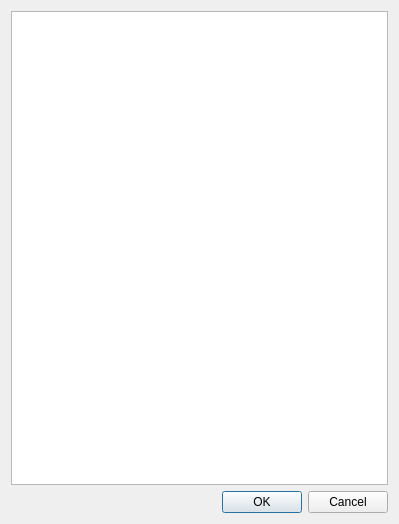
The window that UI/UIFiles/opciones.ui (celiacintas/popeye) describes before a commit, drawn with Qt 5.
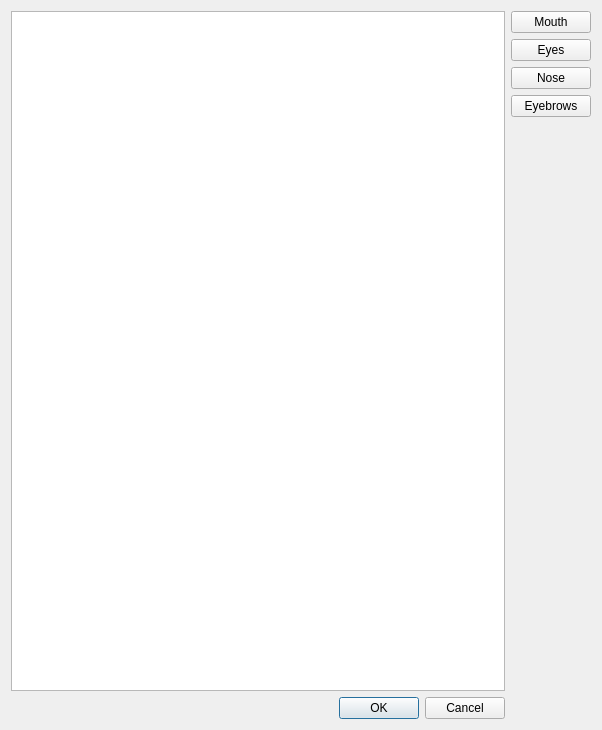
The same window after the commit. Icons and pictures are not drawn.

Commit message: adding pre selected buttons, missing mirsha's icons

Patch:
```diff
--- a/UI/UIFiles/opciones.ui
+++ b/UI/UIFiles/opciones.ui
@@ -6,8 +6,8 @@
    <rect>
     <x>0</x>
     <y>0</y>
-    <width>399</width>
-    <height>524</height>
+    <width>602</width>
+    <height>730</height>
    </rect>
   </property>
   <property name="windowTitle">
@@ -17,20 +17,10 @@
    <iconset>
     <normaloff>../../../../../.designer/Icons/test.png</normaloff>../../../../../.designer/Icons/test.png</iconset>
   </property>
-  <layout class="QVBoxLayout" name="verticalLayout_2">
-   <item>
-    <layout class="QVBoxLayout" name="verticalLayout">
-     <item>
-      <widget class="QGraphicsView" name="graphicsView">
-       <property name="minimumSize">
-        <size>
-         <width>0</width>
-         <height>0</height>
-        </size>
-       </property>
-      </widget>
-     </item>
-     <item>
+  <layout class="QGridLayout" name="gridLayout_2">
+   <item row="0" column="0">
+    <layout class="QGridLayout" name="gridLayout">
+     <item row="2" column="0">
       <widget class="QDialogButtonBox" name="buttonBox">
        <property name="sizePolicy">
         <sizepolicy hsizetype="Expanding" vsizetype="Fixed">
@@ -64,6 +54,61 @@
        </property>
       </widget>
      </item>
+     <item row="1" column="1" rowspan="2">
+      <spacer name="verticalSpacer">
+       <property name="orientation">
+        <enum>Qt::Vertical</enum>
+       </property>
+       <property name="sizeHint" stdset="0">
+        <size>
+         <width>20</width>
+         <height>68</height>
+        </size>
+       </property>
+      </spacer>
+     </item>
+     <item row="0" column="0" rowspan="2">
+      <widget class="QGraphicsView" name="graphicsView">
+       <property name="minimumSize">
+        <size>
+         <width>0</width>
+         <height>0</height>
+        </size>
+       </property>
+      </widget>
+     </item>
+     <item row="0" column="1">
+      <layout class="QVBoxLayout" name="verticalLayout">
+       <item>
+        <widget class="QPushButton" name="pushButton">
+         <property name="text">
+          <string>Mouth</string>
+         </property>
+        </widget>
+       </item>
+       <item>
+        <widget class="QPushButton" name="pushButton_2">
+         <property name="text">
+          <string>Eyes</string>
+         </property>
+        </widget>
+       </item>
+       <item>
+        <widget class="QPushButton" name="pushButton_4">
+         <property name="text">
+          <string>Nose</string>
+         </property>
+        </widget>
+       </item>
+       <item>
+        <widget class="QPushButton" name="pushButton_3">
+         <property name="text">
+          <string>Eyebrows</string>
+         </property>
+        </widget>
+       </item>
+      </layout>
+     </item>
     </layout>
    </item>
   </layout>
```
The commit also changes 2 other files.
